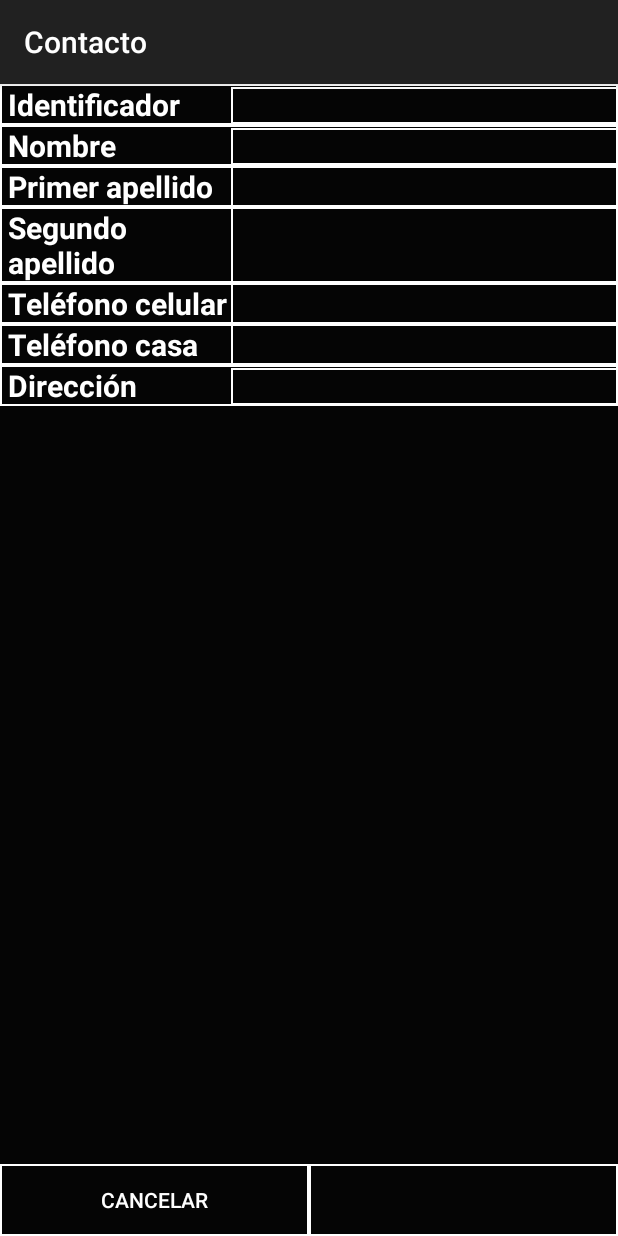
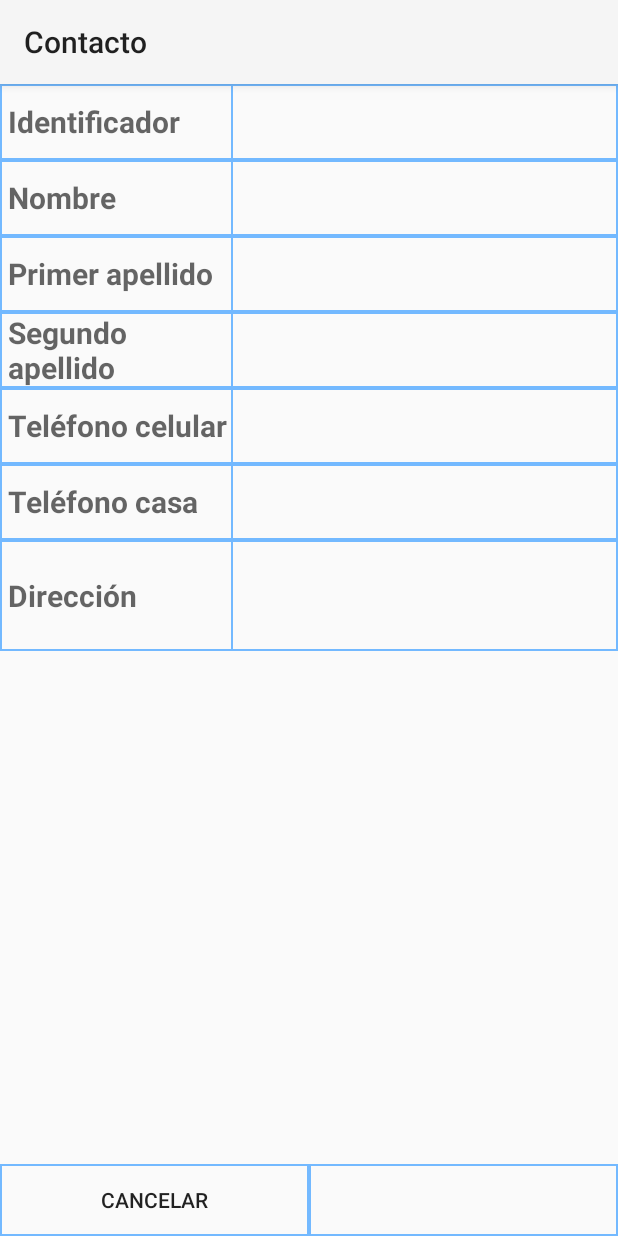
Before and after one commit to JordanEC/AgendaContactos, an Android app: the MostrarContactoActivity screen opened directly, with no data from a screen before it, on a phone screen of 412 x 824 dp. Run offline under Robolectric (Android 15) with nearby library versions, the phone set to English and light mode, and no system bars.

Commit message:
Theme changed

```diff
--- a/app/src/main/AndroidManifest.xml
+++ b/app/src/main/AndroidManifest.xml
@@ -8,7 +8,7 @@
         android:label="@string/app_name" >
         <activity
             android:name=".MainActivity"
-            android:label="" >
+            android:label="@string/app_name" >
             <intent-filter>
                 <action android:name="android.intent.action.MAIN" />
                 <category android:name="android.intent.category.LAUNCHER" />
--- a/app/src/main/res/drawable/border.xml
+++ b/app/src/main/res/drawable/border.xml
@@ -2,6 +2,6 @@
 <shape
     xmlns:android="http://schemas.android.com/apk/res/android" >
 
-    <stroke android:width="1dip" android:color="#ffffffff"/>
+    <stroke android:width="1dip" android:color="#ff73b9ff"/>
 
 </shape>
--- a/app/src/main/res/layout/activity_listar.xml
+++ b/app/src/main/res/layout/activity_listar.xml
@@ -4,8 +4,7 @@
     android:paddingRight="1dp"
     android:paddingTop="1dp"
     android:paddingBottom="1dp"
-    tools:context="com.jordan.agendacontactos.ListarActivity"
-    android:background="#ff050505" >
+    tools:context="com.jordan.agendacontactos.ListarActivity" >
 
     <ListView
         android:layout_width="match_parent"
--- a/app/src/main/res/layout/contacto_datos.xml
+++ b/app/src/main/res/layout/contacto_datos.xml
@@ -1,15 +1,13 @@
 <?xml version="1.0" encoding="utf-8"?>
 <RelativeLayout xmlns:android="http://schemas.android.com/apk/res/android"
     android:orientation="vertical" android:layout_width="match_parent"
-    android:layout_height="match_parent"
-    android:background="#ff050505" >
+    android:layout_height="match_parent" >
 
     <TableLayout
         android:layout_width="match_parent"
         android:layout_height="match_parent"
         android:layout_alignParentLeft="true"
         android:layout_alignParentStart="true"
-        android:background="#ff050505"
         android:layout_marginLeft="0dp"
         android:layout_marginStart="0dp"
         android:layout_alignParentTop="true"
@@ -24,9 +22,10 @@
                 android:layout_width="0dp"
                 android:layout_height="wrap_content"
                 android:paddingLeft="5dp"
+                android:lines="2"
+                android:gravity="center_vertical"
                 android:layout_weight="0.6"
                 android:textStyle="bold"
-                android:textColor="#ffffffff"
                 android:textSize="20sp"
                 android:textAppearance="?android:attr/textAppearanceMedium"
                 android:text="@string/iDContacto" />
@@ -38,9 +37,8 @@
                 android:paddingLeft="5dp"
                 android:paddingRight="2dp"
                 android:background="@drawable/border"
-                android:textColor="#ffffffff"
                 android:layout_width="0dp"
-                android:layout_height="wrap_content"
+                android:layout_height="match_parent"
                 android:id="@+id/etIDContacto"
 
                 />
@@ -59,15 +57,15 @@
                 android:layout_weight="0.6"
                 android:textStyle="bold"
                 android:paddingLeft="5dp"
-                android:textColor="#ffffffff"
+                android:lines="2"
+                android:gravity="center_vertical"
                 android:textSize="20sp"
                 android:textAppearance="?android:attr/textAppearanceMedium"
                 android:text="@string/nombre" />
 
             <EditText
                 android:layout_width="0dp"
-                android:layout_height="wrap_content"
-                android:textColor="#ffffffff"
+                android:layout_height="match_parent"
                 android:layout_weight="1"
                 android:background="@drawable/border"
                 android:paddingLeft="5dp"
@@ -90,7 +88,8 @@
                 android:layout_height="wrap_content"
                 android:layout_weight="0.6"
                 android:paddingLeft="5dp"
-                android:textColor="#ffffffff"
+                android:lines="2"
+                android:gravity="center_vertical"
                 android:textStyle="bold"
                 android:textSize="20sp"
                 android:textAppearance="?android:attr/textAppearanceMedium"
@@ -103,7 +102,6 @@
                 android:paddingLeft="5dp"
                 android:paddingRight="2dp"
                 android:background="@drawable/border"
-                android:textColor="#ffffffff"
                 android:id="@+id/etApellido1"
                 android:inputType="textPersonName"
                 android:ems="10"
@@ -121,7 +119,8 @@
                 android:layout_height="wrap_content"
                 android:layout_weight="0.6"
                 android:textStyle="bold"
-                android:textColor="#ffffffff"
+                android:lines="2"
+                android:gravity="center_vertical"
                 android:paddingLeft="5dp"
                 android:textSize="20sp"
                 android:textAppearance="?android:attr/textAppearanceMedium"
@@ -133,7 +132,6 @@
                 android:layout_weight="1"
                 android:paddingLeft="5dp"
                 android:paddingRight="2dp"
-                android:textColor="#ffffffff"
                 android:inputType="textPersonName"
                 android:background="@drawable/border"
                 android:ems="10"
@@ -149,8 +147,9 @@
                 android:layout_width="0dp"
                 android:layout_height="wrap_content"
                 android:layout_weight="0.6"
-                android:textColor="#ffffffff"
                 android:paddingLeft="5dp"
+                android:lines="2"
+                android:gravity="center_vertical"
                 android:textStyle="bold"
                 android:textSize="20sp"
                 android:textAppearance="?android:attr/textAppearanceMedium"
@@ -164,7 +163,6 @@
                 android:background="@drawable/border"
                 android:paddingRight="2dp"
                 android:inputType="phone"
-                android:textColor="#ffffffff"
                 android:id="@+id/etCelular"
                 android:ems="10" />
 
@@ -180,9 +178,10 @@
                 android:layout_width="0dp"
                 android:layout_height="wrap_content"
                 android:layout_weight="0.6"
-                android:textColor="#ffffffff"
                 android:paddingLeft="5dp"
                 android:textStyle="bold"
+                android:lines="2"
+                android:gravity="center_vertical"
                 android:textSize="20sp"
                 android:textAppearance="?android:attr/textAppearanceMedium"
                 android:text="@string/telefonoCasa" />
@@ -193,7 +192,6 @@
                 android:layout_weight="1"
                 android:inputType="phone"
                 android:ems="10"
-                android:textColor="#ffffffff"
                 android:background="@drawable/border"
                 android:paddingLeft="5dp"
                 android:paddingRight="2dp"
@@ -211,21 +209,21 @@
                 android:layout_weight="0.6"
                 android:textStyle="bold"
                 android:paddingLeft="5dp"
-                android:textColor="#ffffffff"
+                android:lines="3"
+                android:gravity="center_vertical"
                 android:textSize="20sp"
                 android:textAppearance="?android:attr/textAppearanceMedium"
                 android:text="@string/direccion" />
 
             <EditText
                 android:layout_width="0dp"
-                android:layout_height="wrap_content"
+                android:layout_height="match_parent"
                 android:layout_weight="1"
                 android:paddingLeft="5dp"
                 android:paddingRight="2dp"
                 android:background="@drawable/border"
                 android:id="@+id/etDireccion"
                 android:inputType="textMultiLine"
-                android:textColor="#ffffffff"
                 android:ems="10" />
 
 
@@ -235,7 +233,6 @@
     <LinearLayout
         android:orientation="horizontal"
         android:layout_width="match_parent"
-        android:background="#ff050505"
         android:layout_height="wrap_content"
         android:layout_alignParentBottom="true"
         android:id="@+id/llBotones" >
@@ -245,14 +242,12 @@
             android:layout_weight="1"
             android:layout_height="wrap_content"
             android:background="@drawable/border"
-            android:textColor="#ffffffff"
             android:text="@string/cancelar"
             android:id="@+id/btnCancelar" />
 
         <Button
             android:layout_width="0dp"
             android:layout_weight="1"
-            android:textColor="#ffffffff"
             android:background="@drawable/border"
             android:layout_height="wrap_content"
             android:id="@+id/btnPositivo"/>
--- a/app/src/main/res/layout/contacto_item.xml
+++ b/app/src/main/res/layout/contacto_item.xml
@@ -3,8 +3,7 @@
     android:id="@+id/llContactoItem"
     android:orientation="horizontal"
     android:layout_width="match_parent"
-    android:layout_height="wrap_content"
-    android:background="#ff050505" >
+    android:layout_height="wrap_content" >
 
     <TextView
         android:id="@+id/tvIDContacto"
@@ -26,7 +25,6 @@
         android:layout_height="match_parent"
         android:textStyle="bold"
         android:background="@drawable/border"
-        android:textColor="#ffffffff"
         android:textSize="20sp"
         android:focusable="false"
         android:id="@+id/tvNombreApellido1" />
@@ -37,7 +35,6 @@
         android:text="@string/editar"
         android:textAllCaps="false"
         android:background="@drawable/border"
-        android:textColor="#ffffffff"
         android:focusable="false"
         android:textSize="18sp"
         android:id="@+id/btnEditar" />
@@ -48,7 +45,6 @@
         android:textAllCaps="false"
         android:textSize="18sp"
         android:background="@drawable/border"
-        android:textColor="#ffffffff"
         android:text="@string/eliminar"
         android:focusable="false"
         android:id="@+id/btnEliminar" />
--- a/app/src/main/res/values/styles.xml
+++ b/app/src/main/res/values/styles.xml
@@ -1,7 +1,7 @@
 <resources>
 
     <!-- Base application theme. -->
-    <style name="AppTheme" parent="Theme.AppCompat.Light.DarkActionBar">
+    <style name="AppTheme" parent="Theme.AppCompat.Light">    <!-- Theme.AppCompat.Light.DarkActionBar -->
         <!-- Customize your theme here. -->
     </style>
 
```
Also changed, not shown: app/src/main/res/layout/activity_main.xml (+3 -25 lines), 3 other files.
